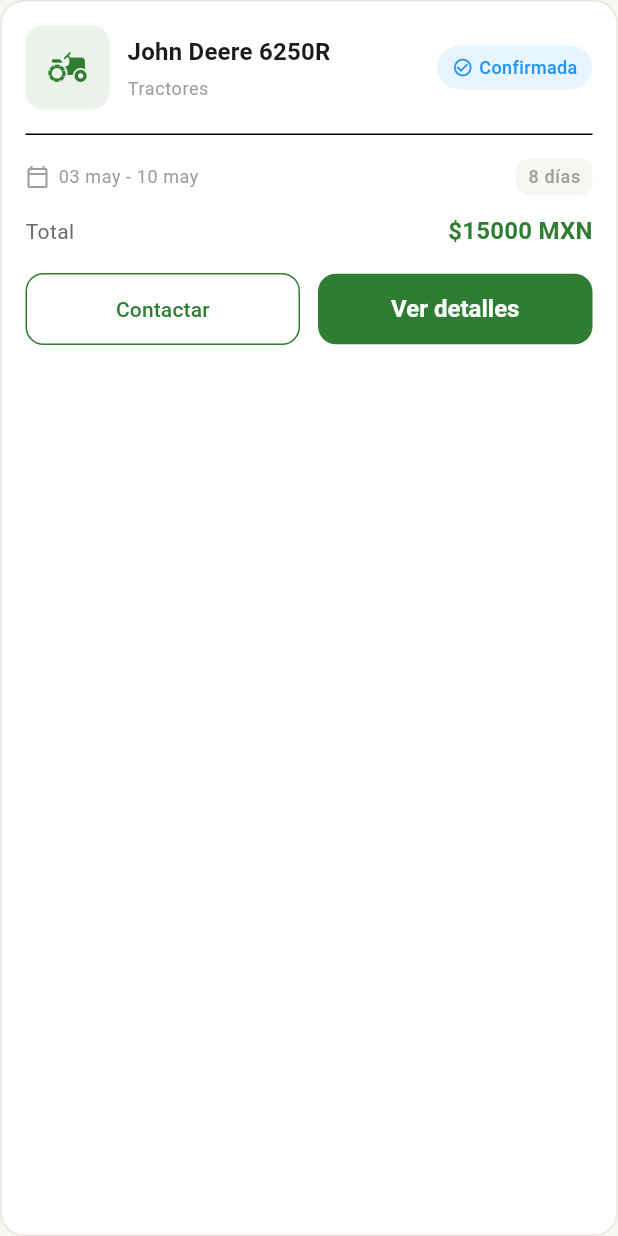
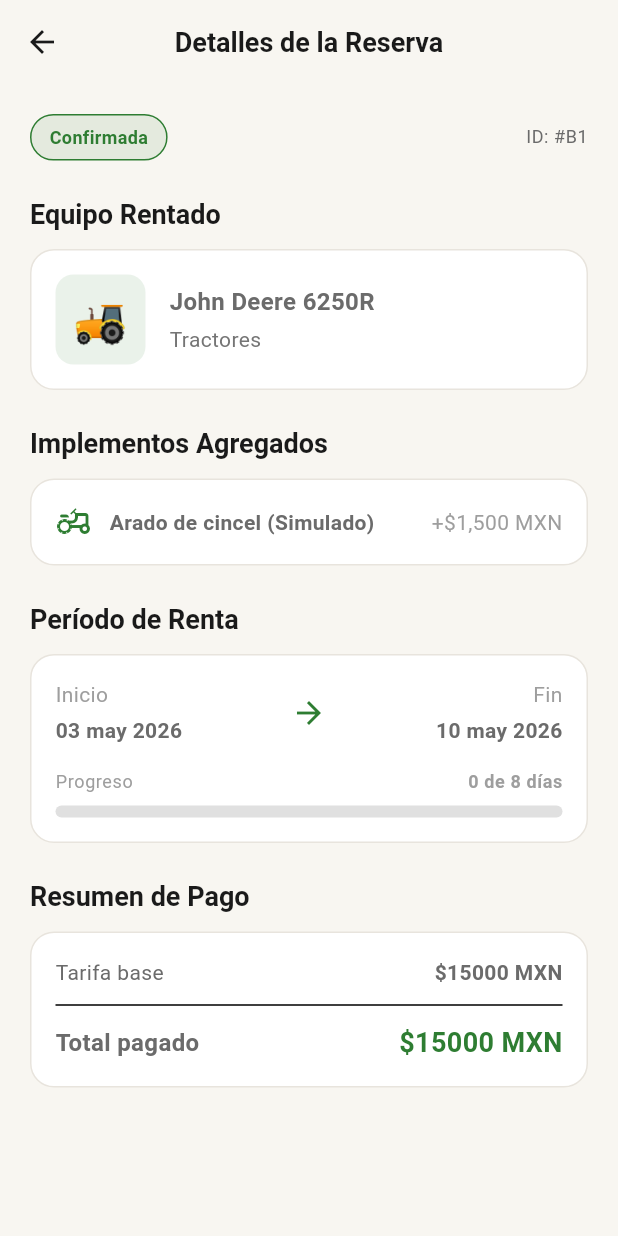
Before and after one commit to ERicardoMT/AgroGo, a Flutter app: the BookingCard widget shown alone on an empty page, opened directly with sample values from the repository, after a tap on "Ver detalles", on a phone screen of 412 x 824 dp. Run offline on Flutter 3.47's test engine with Material 3 defaults, Android fonts, the phone set to English and light mode, and no system bars; our stand-ins replace image_picker.

Commit message:
Boton Contactar/Detalles

```diff
--- /dev/null
+++ b/lib/screens/booking_detail_screen.dart
@@ -0,0 +1,277 @@
+import 'package:flutter/material.dart';
+import 'package:intl/intl.dart';
+import '../models/booking.dart';
+import '../theme/app_theme.dart';
+import '../globals.dart';
+
+class BookingDetailScreen extends StatelessWidget {
+  final Booking booking;
+
+  const BookingDetailScreen({super.key, required this.booking});
+
+  @override
+  Widget build(BuildContext context) {
+    final isDark = Theme.of(context).brightness == Brightness.dark;
+    final DateFormat formatter = DateFormat('dd MMM yyyy', 'es_MX');
+
+    // Calcular días transcurridos / restantes
+    final now = DateTime.now();
+    int totalDays = booking.daysCount;
+    int elapsedDays = 0;
+
+    if (now.isAfter(booking.startDate)) {
+      if (now.isAfter(booking.endDate)) {
+        elapsedDays = totalDays;
+      } else {
+        elapsedDays = now.difference(booking.startDate).inDays;
+      }
+    }
+
+    double progress = totalDays > 0 ? elapsedDays / totalDays : 0;
+    progress = progress.clamp(0.0, 1.0);
+
+    return Scaffold(
+      appBar: AppBar(
+        title: Text(tr('Detalles de la Reserva', 'Booking Details')),
+      ),
+      body: SingleChildScrollView(
+        padding: const EdgeInsets.all(20),
+        child: Column(
+          crossAxisAlignment: CrossAxisAlignment.start,
+          children: [
+            // Status and ID
+            Row(
+              mainAxisAlignment: MainAxisAlignment.spaceBetween,
+              children: [
+                Container(
+                  padding: const EdgeInsets.symmetric(horizontal: 12, vertical: 6),
+                  decoration: BoxDecoration(
+                    color: _getStatusColor(booking.status).withValues(alpha: 0.1),
+                    borderRadius: BorderRadius.circular(20),
+                    border: Border.all(color: _getStatusColor(booking.status)),
+                  ),
+                  child: Text(
+                    booking.statusText,
+                    style: TextStyle(
+                      color: _getStatusColor(booking.status),
+                      fontWeight: FontWeight.bold,
+                      fontSize: 12,
+                    ),
+                  ),
+                ),
+                Text(
+                  'ID: #${booking.id.length > 6 ? booking.id.substring(0, 6).toUpperCase() : booking.id.toUpperCase()}',
+                  style: Theme.of(context).textTheme.bodySmall?.copyWith(
+                        color: AppTheme.textSecondary,
+                      ),
+                ),
+              ],
+            ),
+            const SizedBox(height: 24),
+
+            // Equipment Info
+            Text(
+              tr('Equipo Rentado', 'Rented Equipment'),
+              style: Theme.of(context).textTheme.titleLarge?.copyWith(fontWeight: FontWeight.bold),
+            ),
+            const SizedBox(height: 12),
+            Container(
+              padding: const EdgeInsets.all(16),
+              decoration: BoxDecoration(
+                color: isDark ? const Color(0xFF1E1E1E) : Colors.white,
+                borderRadius: BorderRadius.circular(16),
+                border: Border.all(color: isDark ? const Color(0xFF303030) : AppTheme.borderColor),
+              ),
+              child: Row(
+                children: [
+                  Container(
+                    width: 60,
+                    height: 60,
+                    decoration: BoxDecoration(
+                      color: AppTheme.primaryColor.withValues(alpha: 0.1),
+                      borderRadius: BorderRadius.circular(12),
+                    ),
+                    child: const Center(
+                      child: Text('🚜', style: TextStyle(fontSize: 30)),
+                    ),
+                  ),
+                  const SizedBox(width: 16),
+                  Expanded(
+                    child: Column(
+                      crossAxisAlignment: CrossAxisAlignment.start,
+                      children: [
+                        Text(
+                          booking.equipmentName,
+                          style: const TextStyle(fontWeight: FontWeight.bold, fontSize: 16),
+                        ),
+                        const SizedBox(height: 4),
+                        Text(
+                          booking.equipmentCategory,
+                          style: TextStyle(color: isDark ? Colors.grey[400] : Colors.grey[600]),
+                        ),
+                      ],
+                    ),
+                  ),
+                ],
+              ),
+            ),
+            const SizedBox(height: 24),
+
+            // Dates and Progress
+            Text(
+              tr('Implementos Agregados', 'Added Implements'),
+              style: Theme.of(context).textTheme.titleLarge?.copyWith(fontWeight: FontWeight.bold),
+            ),
+            const SizedBox(height: 12),
+            Container(
+              padding: const EdgeInsets.all(16),
+              decoration: BoxDecoration(
+                color: isDark ? const Color(0xFF1E1E1E) : Colors.white,
+                borderRadius: BorderRadius.circular(16),
+                border: Border.all(color: isDark ? const Color(0xFF303030) : AppTheme.borderColor),
+              ),
+              child: Column(
+                children: [
+                   Row(
+                    children: [
+                      Icon(Icons.agriculture_outlined, color: AppTheme.primaryColor),
+                      const SizedBox(width: 12),
+                      Expanded(
+                        child: Text(
+                          tr('Arado de cincel (Simulado)', 'Chisel Plow (Simulated)'),
+                          style: const TextStyle(fontWeight: FontWeight.bold),
+                        ),
+                      ),
+                      const Text('+\$1,500 MXN', style: TextStyle(color: Colors.grey)),
+                    ],
+                  ),
+                ],
+              ),
+            ),
+            const SizedBox(height: 24),
+
+            Text(
+              tr('Período de Renta', 'Rental Period'),
+              style: Theme.of(context).textTheme.titleLarge?.copyWith(fontWeight: FontWeight.bold),
+            ),
+            const SizedBox(height: 12),
+            Container(
+              padding: const EdgeInsets.all(16),
+              decoration: BoxDecoration(
+                color: isDark ? const Color(0xFF1E1E1E) : Colors.white,
+                borderRadius: BorderRadius.circular(16),
+                border: Border.all(color: isDark ? const Color(0xFF303030) : AppTheme.borderColor),
+              ),
+              child: Column(
+                children: [
+                  Row(
+                    mainAxisAlignment: MainAxisAlignment.spaceBetween,
+                    children: [
+                      Column(
+                        crossAxisAlignment: CrossAxisAlignment.start,
+                        children: [
+                          Text(tr('Inicio', 'Start'), style: const TextStyle(color: Colors.grey)),
+                          const SizedBox(height: 4),
+                          Text(formatter.format(booking.startDate), style: const TextStyle(fontWeight: FontWeight.bold)),
+                        ],
+                      ),
+                      Icon(Icons.arrow_forward, color: AppTheme.primaryColor),
+                      Column(
+                        crossAxisAlignment: CrossAxisAlignment.end,
+                        children: [
+                          Text(tr('Fin', 'End'), style: const TextStyle(color: Colors.grey)),
+                          const SizedBox(height: 4),
+                          Text(formatter.format(booking.endDate), style: const TextStyle(fontWeight: FontWeight.bold)),
+                        ],
+                      ),
+                    ],
+                  ),
+                  const SizedBox(height: 16),
+                  Column(
+                    crossAxisAlignment: CrossAxisAlignment.start,
+                    children: [
+                      Row(
+                        mainAxisAlignment: MainAxisAlignment.spaceBetween,
+                        children: [
+                          Text(
+                            tr('Progreso', 'Progress'),
+                            style: Theme.of(context).textTheme.bodySmall,
+                          ),
+                          Text(
+                            '$elapsedDays de $totalDays días',
+                            style: Theme.of(context).textTheme.bodySmall?.copyWith(fontWeight: FontWeight.bold),
+                          ),
+                        ],
+                      ),
+                      const SizedBox(height: 8),
+                      LinearProgressIndicator(
+                        value: progress,
+                        backgroundColor: isDark ? Colors.grey[800] : Colors.grey[300],
+                        valueColor: AlwaysStoppedAnimation<Color>(AppTheme.primaryColor),
+                        borderRadius: BorderRadius.circular(4),
+                        minHeight: 8,
+                      ),
+                    ],
+                  ),
+                ],
+              ),
+            ),
+            const SizedBox(height: 24),
+
+            // Summary
+            Text(
+              tr('Resumen de Pago', 'Payment Summary'),
+              style: Theme.of(context).textTheme.titleLarge?.copyWith(fontWeight: FontWeight.bold),
+            ),
+            const SizedBox(height: 12),
+            Container(
+              padding: const EdgeInsets.all(16),
+              decoration: BoxDecoration(
+                color: isDark ? const Color(0xFF1E1E1E) : Colors.white,
+                borderRadius: BorderRadius.circular(16),
+                border: Border.all(color: isDark ? const Color(0xFF303030) : AppTheme.borderColor),
+              ),
+              child: Column(
+                children: [
+                  Row(
+                    mainAxisAlignment: MainAxisAlignment.spaceBetween,
+                    children: [
+                      Text(tr('Tarifa base', 'Base rate')),
+                      Text('\$${booking.totalPrice.toStringAsFixed(0)} MXN', style: const TextStyle(fontWeight: FontWeight.bold)),
+                    ],
+                  ),
+                  const Divider(height: 24),
+                  Row(
+                    mainAxisAlignment: MainAxisAlignment.spaceBetween,
+                    children: [
+                      Text(tr('Total pagado', 'Total paid'), style: const TextStyle(fontWeight: FontWeight.bold, fontSize: 16)),
+                      Text(
+                        '\$${booking.totalPrice.toStringAsFixed(0)} MXN',
+                        style: TextStyle(fontWeight: FontWeight.bold, fontSize: 18, color: AppTheme.primaryColor),
+                      ),
+                    ],
+                  ),
+                ],
+              ),
+            ),
+          ],
+        ),
+      ),
+    );
+  }
+
+  Color _getStatusColor(BookingStatus status) {
+    switch (status) {
+      case BookingStatus.pending:
+        return AppTheme.warningColor;
+      case BookingStatus.confirmed:
+        return AppTheme.primaryColor;
+      case BookingStatus.active:
+        return AppTheme.successColor;
+      case BookingStatus.completed:
+        return Colors.green[700]!;
+      case BookingStatus.cancelled:
+        return AppTheme.errorColor;
+    }
+  }
+}
--- a/lib/widgets/booking_card.dart
+++ b/lib/widgets/booking_card.dart
@@ -3,6 +3,8 @@
 import '../models/booking.dart';
 import '../theme/app_theme.dart';
 import '../globals.dart'; // <--- IMPORT GLOBAL
+import '../screens/chat_screen.dart';
+import '../screens/booking_detail_screen.dart';
 
 class BookingCard extends StatelessWidget {
   final Booking booking;
@@ -209,14 +211,33 @@
               children: [
                 Expanded(
                   child: OutlinedButton(
-                    onPressed: () {},
+                    onPressed: () {
+                      Navigator.push(
+                        context,
+                        MaterialPageRoute(
+                          builder: (context) => ChatScreen(
+                            otherUserName: 'Propietario', // Podríamos obtenerlo del equipo
+                            equipmentName: booking.equipmentName,
+                            otherUserRole: 'arrendador',
+                            otherUserPhone: '+52 55 1234 5678', // Dato simulado
+                          ),
+                        ),
+                      );
+                    },
                     child: Text(tr('Contactar', 'Contact')), // TRADUCCIÓN
                   ),
                 ),
                 const SizedBox(width: 12),
                 Expanded(
                   child: ElevatedButton(
-                    onPressed: () {},
+                    onPressed: () {
+                      Navigator.push(
+                        context,
+                        MaterialPageRoute(
+                          builder: (context) => BookingDetailScreen(booking: booking),
+                        ),
+                      );
+                    },
                     child: Text(tr('Ver detalles', 'View details')), // TRADUCCIÓN
                   ),
                 ),
```
Also changed, not shown: lib/screens/chat_screen.dart (added, +193 -0 lines), pubspec.lock.
